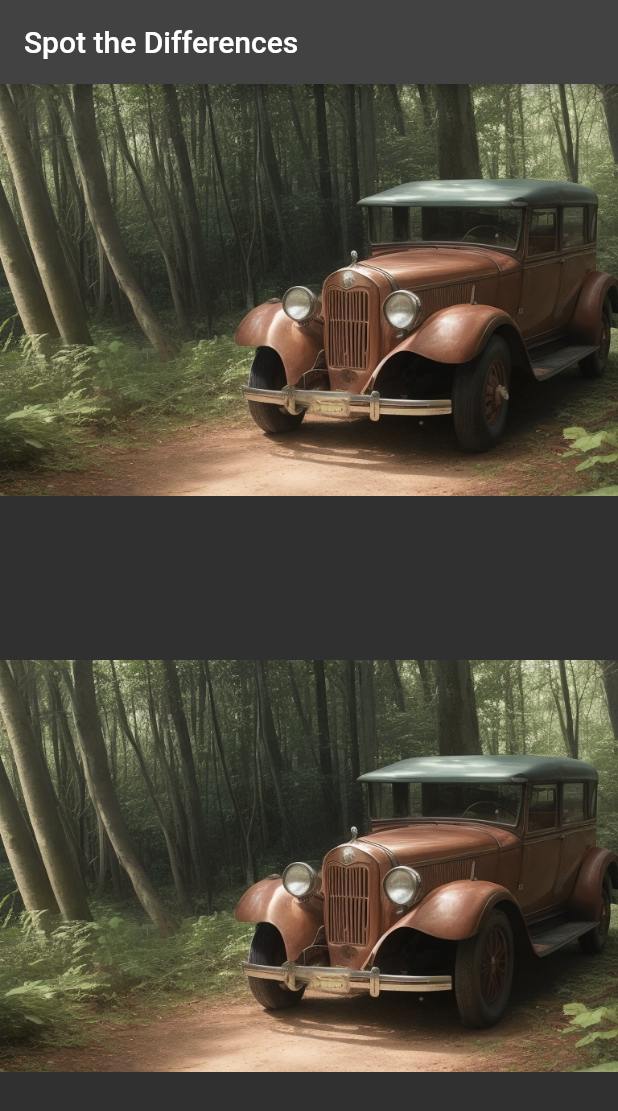
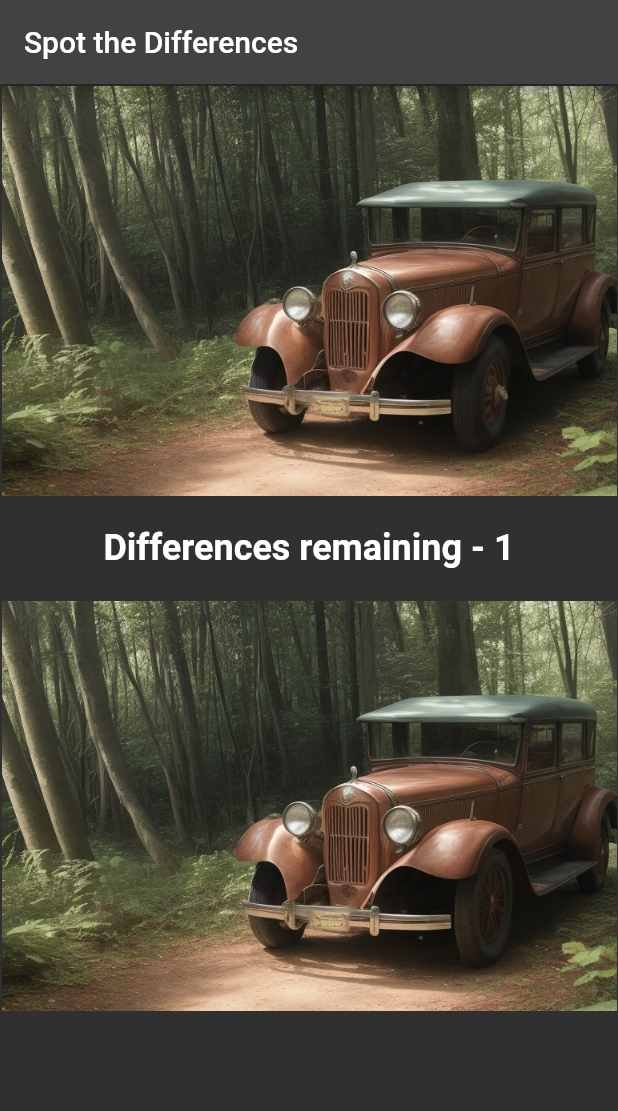
Before and after one commit to peterdobrev/spot-the-differences-application, a Flutter app: the screen it shows after launch, on a phone screen of 412 x 824 dp. Shown: the top 1111 px of the screen. Run offline on Flutter 3.47's test engine with Material 2 defaults, Android fonts, the phone set to English and light mode, and no system bars.

Commit message:
Few changes
- Added a differences counter,
- Hardcoded first difference position

```diff
--- a/flutter_application_1/lib/main.dart
+++ b/flutter_application_1/lib/main.dart
@@ -21,6 +21,7 @@ class HomeScreen extends StatefulWidget {
   const HomeScreen({Key? key}) : super(key: key);
 
   @override
+  // ignore: library_private_types_in_public_api
   _HomeScreenState createState() => _HomeScreenState();
 }
 
@@ -31,8 +32,8 @@ class _HomeScreenState extends State<HomeScreen> {
   final GlobalKey rightImageKey = GlobalKey();
 
   final Rect differenceArea = Rect.fromPoints(
-    const Offset(0.0, 0.0),
-    const Offset(1.0, 1.0),
+    const Offset(0.4, 0.4),
+    const Offset(0.5, 0.5),
   );
 
   void onTap(TapUpDetails details, BuildContext context, bool isBottomImage,
@@ -49,6 +50,7 @@ class _HomeScreenState extends State<HomeScreen> {
     final Offset localPosition =
         details.globalPosition - positionRelativeToScreen;
 
+    // ignore: avoid_print
     print(localPosition);
 
     // Now you have the local position of the tap within the widget itself.
@@ -60,37 +62,53 @@ class _HomeScreenState extends State<HomeScreen> {
     var x = localPosition.dx;
     var y = localPosition.dy;
 
-    if (isBottomImage) {
-      //dy -= 0.5; // Offset if it is the bottom image
-    }
-
     if (differenceArea.contains(Offset(dx, dy))) {
       setState(() {
+        print('${Offset(dx, dy)}');
         highlightRect = Rect.fromPoints(
           Offset(x - 50, y - 50),
           Offset(x + 50, y + 50),
         );
       });
     } else {
+      // ignore: avoid_print
       print('Not contained in $differenceArea ');
+      // ignore: avoid_print
       print('${Offset(dx, dy)}');
     }
   }
 
   @override
   Widget build(BuildContext context) {
+    int remainingDifferences = 1;
+
     return Scaffold(
       appBar: AppBar(
-        // This is your AppBar
         title: const Text("Spot the Differences"),
       ),
       body: Column(
-        // Changed from Row to Column
+        //mainAxisAlignment: MainAxisAlignment.center,
         children: [
-          buildImage(context, 'assets/vintage_car_in_woods_1.png', false,
-              leftImageKey),
-          buildImage(context, 'assets/vintage_car_in_woods_2.png', true,
-              rightImageKey),
+          Padding(
+            padding: const EdgeInsets.all(1.0),
+            child: buildImage(context, 'assets/vintage_car_in_woods_1.png',
+                false, leftImageKey),
+          ),
+          Padding(
+            padding: const EdgeInsets.all(20.0),
+            child: Text(
+              "Differences remaining - $remainingDifferences",
+              style: const TextStyle(
+                fontSize: 24.0,
+                fontWeight: FontWeight.bold,
+              ),
+            ),
+          ),
+          Padding(
+            padding: const EdgeInsets.all(1.0),
+            child: buildImage(context, 'assets/vintage_car_in_woods_2.png',
+                false, rightImageKey),
+          ),
         ],
       ),
     );
@@ -98,10 +116,10 @@ class _HomeScreenState extends State<HomeScreen> {
 
   Widget buildImage(BuildContext context, String imageName, bool isBottomImage,
       GlobalKey key) {
-    return Expanded(
-      child: GestureDetector(
+    return GestureDetector(
+      onTapUp: (details) => onTap(details, context, isBottomImage, key),
+      child: Container(
         key: key,
-        onTapUp: (details) => onTap(details, context, isBottomImage, key),
         child: Stack(
           children: [
             Image.asset(
```
